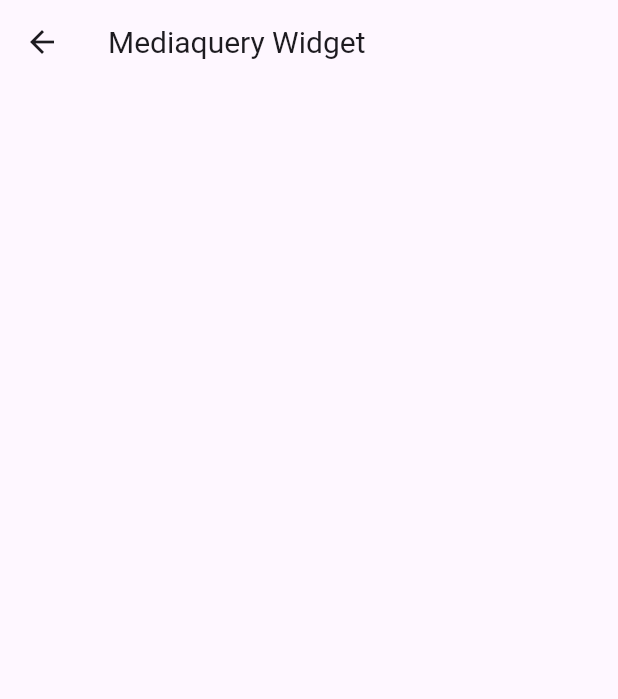
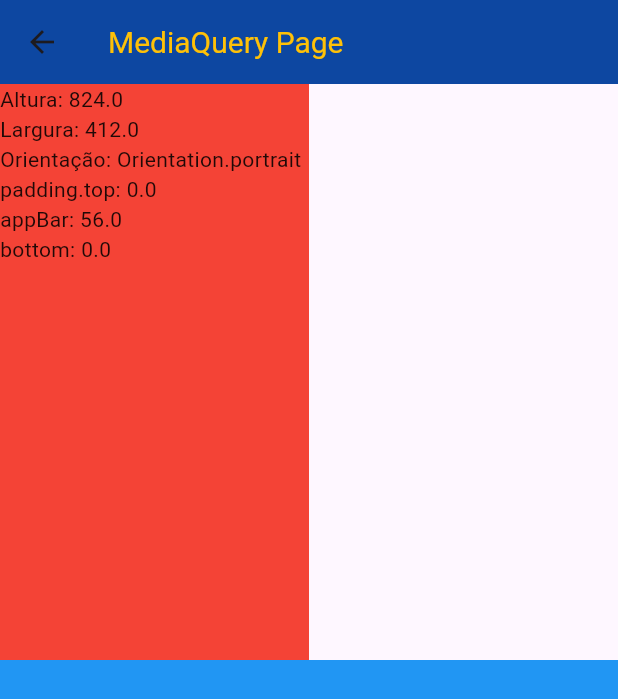
Before and after one commit to gilvancosta/Widgets-with-Examples, a Flutter app: the MediaqueryWidget screen opened by its route, on a phone screen of 412 x 824 dp. Shown: the top 699 px of the screen. Run offline on Flutter 3.47's test engine with Material 2 defaults, Android fonts, the phone set to English and light mode, and no system bars; missing offline and left inert: dart:ffi; network calls fail; Roboto replaces fonts that are missing (RobotoCondensed).

Commit message:
rows e columns

```diff
--- a/lib/src/widgets_top1/mediaquery_widget.dart
+++ b/lib/src/widgets_top1/mediaquery_widget.dart
@@ -1,14 +1,43 @@
 import 'package:flutter/material.dart';
 
 class MediaqueryWidget extends StatelessWidget {
+  const MediaqueryWidget({super.key});
 
-  const MediaqueryWidget({ super.key });
+  @override
+  Widget build(BuildContext context) {
+    final mediaQuery = MediaQuery.of(context);
+    final heightBody = mediaQuery.size.height - mediaQuery.padding.top - mediaQuery.padding.bottom - kToolbarHeight;
 
-   @override
-   Widget build(BuildContext context) {
-       return Scaffold(
-           appBar: AppBar(title: const Text('Mediaquery Widget'),),
-           body: Container(),
-       );
+    return Scaffold(
+      appBar: AppBar(
+        title: const Text('MediaQuery Page', style: TextStyle(color: Colors.amber)),
+        backgroundColor: Colors.blue[900],
+      ),
+      body: Column(
+        crossAxisAlignment: CrossAxisAlignment.start,
+        children: [
+          Container(
+              color: Colors.red,
+              width: mediaQuery.size.width * 0.5,
+              height: heightBody * 0.5,
+              child: Column(
+                crossAxisAlignment: CrossAxisAlignment.start,
+                children: [
+                  Text('Altura: ${mediaQuery.size.height}'),
+                  Text('Largura: ${mediaQuery.size.width}'),
+                  Text('Orientação: ${mediaQuery.orientation}'),
+                  Text('padding.top: ${mediaQuery.padding.top}'),
+                  const Text('appBar: $kToolbarHeight'),
+                  Text('bottom: ${mediaQuery.padding.bottom}'),
+                ],
+              )),
+          Container(
+            color: Colors.blue,
+            width: mediaQuery.size.width,
+            height: heightBody * 0.5,
+          )
+        ],
+      ),
+    );
   }
 }
--- a/lib/src/widgets_top1/popupmenubutton_widget.dart
+++ b/lib/src/widgets_top1/popupmenubutton_widget.dart
@@ -1,14 +1,20 @@
 import 'package:flutter/material.dart';
 
+import '../core/widgets/PopupMenuButton/popupmenubutton_widget_v1.dart';
+
 class PopupmenubuttonWidget extends StatelessWidget {
+  const PopupmenubuttonWidget({super.key});
 
-  const PopupmenubuttonWidget({ super.key });
-
-   @override
-   Widget build(BuildContext context) {
-       return Scaffold(
-           appBar: AppBar(title: const Text('Popup menu button Widget'),),
-           body: Container(),
-       );
+  @override
+  Widget build(BuildContext context) {
+    return Scaffold(
+      appBar: AppBar(
+        title: const Text('Popup menu button Widget'),
+        actions: const [
+          PopupMenuButtonWidgetV1(),
+        ],
+      ),
+      body: Container(),
+    );
   }
 }
```
Also changed, not shown: lib/src/core/widgets/PopupMenuButton/popupmenubutton_widget_v1.dart (+5 -2 lines), lib/src/widgets_top1/rows_columns_widget.dart (+39 -8 lines).
